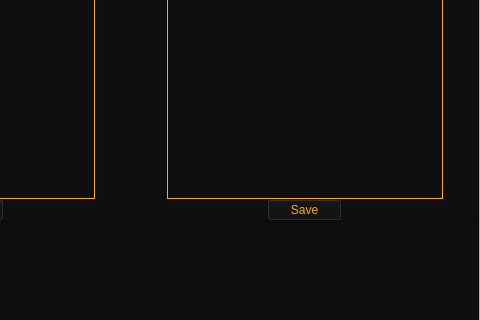
ThatNerd404/D.E.A.T.H, file Gui/Main_Gui.ui: the form before one commit; both pictures show x 320 to 800 and y 200 to 520 of the 800 by 520 pixel window.
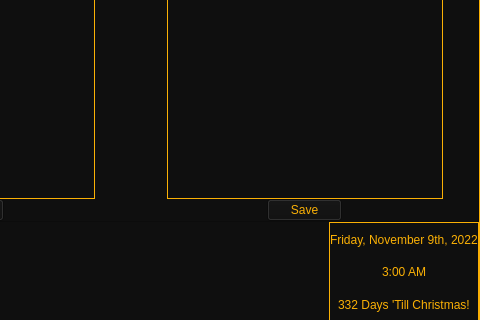
The form after the commit. Icons and pictures are not drawn.

The edit to the form file:
```diff
--- a/Gui/Main_Gui.ui
+++ b/Gui/Main_Gui.ui
@@ -1204,12 +1204,86 @@
                   <height>100</height>
                  </size>
                 </property>
+                <property name="styleSheet">
+                 <string notr="true">font: 10pt &quot;Palatino Linotype&quot;;</string>
+                </property>
                 <property name="frameShape">
-                 <enum>QFrame::StyledPanel</enum>
+                 <enum>QFrame::NoFrame</enum>
                 </property>
                 <property name="frameShadow">
                  <enum>QFrame::Raised</enum>
                 </property>
+                <layout class="QHBoxLayout" name="horizontalLayout_9">
+                 <property name="spacing">
+                  <number>0</number>
+                 </property>
+                 <property name="leftMargin">
+                  <number>0</number>
+                 </property>
+                 <property name="topMargin">
+                  <number>0</number>
+                 </property>
+                 <property name="rightMargin">
+                  <number>0</number>
+                 </property>
+                 <property name="bottomMargin">
+                  <number>0</number>
+                 </property>
+                 <item alignment="Qt::AlignRight">
+                  <widget class="QFrame" name="DateTimeXmas_Labels">
+                   <property name="styleSheet">
+                    <string notr="true">#DateTimeXmas_Labels
+{border-color:rgb(250,176,5);
+border-width:1px;
+border-style:solid;}</string>
+                   </property>
+                   <property name="frameShape">
+                    <enum>QFrame::NoFrame</enum>
+                   </property>
+                   <property name="frameShadow">
+                    <enum>QFrame::Raised</enum>
+                   </property>
+                   <layout class="QVBoxLayout" name="verticalLayout_3">
+                    <property name="spacing">
+                     <number>0</number>
+                    </property>
+                    <property name="leftMargin">
+                     <number>0</number>
+                    </property>
+                    <property name="topMargin">
+                     <number>0</number>
+                    </property>
+                    <property name="rightMargin">
+                     <number>0</number>
+                    </property>
+                    <property name="bottomMargin">
+                     <number>0</number>
+                    </property>
+                    <item>
+                     <widget class="QLabel" name="Date_Label">
+                      <property name="text">
+                       <string>Friday, November 9th, 2022</string>
+                      </property>
+                     </widget>
+                    </item>
+                    <item alignment="Qt::AlignHCenter">
+                     <widget class="QLabel" name="Time_Label">
+                      <property name="text">
+                       <string>3:00 AM</string>
+                      </property>
+                     </widget>
+                    </item>
+                    <item alignment="Qt::AlignHCenter">
+                     <widget class="QLabel" name="Xmas_Countdown_Label">
+                      <property name="text">
+                       <string>332 Days 'Till Christmas!</string>
+                      </property>
+                     </widget>
+                    </item>
+                   </layout>
+                  </widget>
+                 </item>
+                </layout>
                </widget>
               </item>
              </layout>
```
